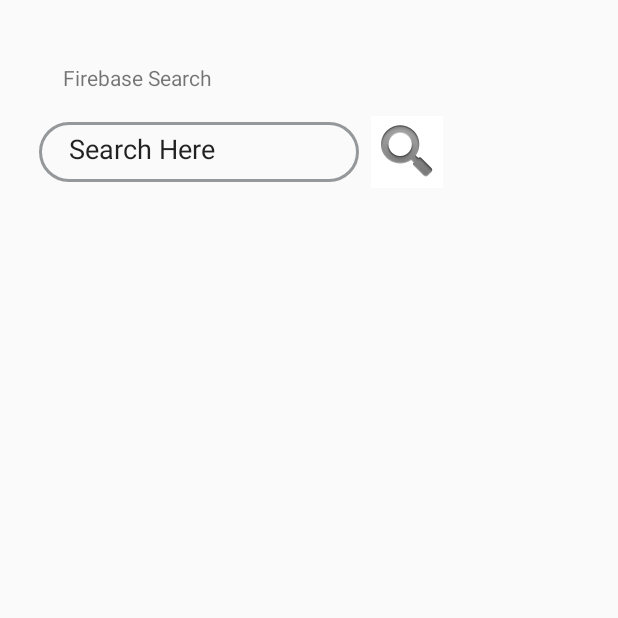
After one commit to leventen95/Dagmamma, an Android app: the SearchActivity screen opened directly, with no data from a screen before it, on a phone screen of 412 x 824 dp, the top half of it. The commit adds this screen. Run offline under Robolectric (Android 15) with nearby library versions, the phone set to English and light mode, and no system bars; our stand-ins replace Firebase (no records; nobody signed in at launch, a user with empty details on screens opened directly).

Commit message:
Laget SearchActivity

```diff
--- a/app/build.gradle
+++ b/app/build.gradle
@@ -30,5 +30,7 @@ dependencies {
     implementation 'com.google.firebase:firebase-core:16.0.1'
     implementation 'com.android.support:design:28.0.0'
     implementation 'com.firebaseui:firebase-ui-database:4.2.0'
+    implementation 'com.github.bumptech.glide:glide:4.0.0'
+    annotationProcessor 'com.github.bumptech.glide:compiler:4.0.0'
 }
 apply plugin: 'com.google.gms.google-services'
--- a/app/src/main/AndroidManifest.xml
+++ b/app/src/main/AndroidManifest.xml
@@ -24,7 +24,8 @@
             android:resource="@xml/message_rounded_borders_layout" />
 
         <activity android:name=".RedigerSideActivity" />
-        <activity android:name=".RegistrerActivity"></activity>
+        <activity android:name=".RegistrerActivity" />
+        <activity android:name=".SearchActivity"></activity>
     </application>
 
 </manifest>
--- /dev/null
+++ b/app/src/main/java/no/hiof/leventen/actionbar/SearchActivity.java
@@ -0,0 +1,103 @@
+package no.hiof.leventen.actionbar;
+
+import android.content.Context;
+import android.support.annotation.NonNull;
+import android.support.v7.app.AppCompatActivity;
+import android.os.Bundle;
+import android.support.v7.widget.LinearLayoutManager;
+import android.support.v7.widget.RecyclerView;
+import android.view.View;
+import android.view.ViewGroup;
+import android.widget.EditText;
+import android.widget.ImageButton;
+import android.widget.ImageView;
+import android.widget.TextView;
+
+import com.bumptech.glide.Glide;
+import com.firebase.ui.database.FirebaseRecyclerAdapter;
+import com.firebase.ui.database.FirebaseRecyclerOptions;
+import com.google.firebase.database.DatabaseReference;
+import com.google.firebase.database.FirebaseDatabase;
+import com.google.firebase.database.Query;
+
+import no.hiof.leventen.actionbar.Test.Users;
+
+public class SearchActivity extends AppCompatActivity {
+    private EditText searchField;
+    private ImageButton searchBtn;
+    private RecyclerView recyclerView;
+    private DatabaseReference mUserDatabase;
+
+
+    @Override
+    protected void onCreate(Bundle savedInstanceState) {
+        super.onCreate(savedInstanceState);
+        setContentView(R.layout.activity_search);
+
+        mUserDatabase = FirebaseDatabase.getInstance().getReference("users");
+
+        searchField = (EditText) findViewById(R.id.search_field);
+        searchBtn = (ImageButton) findViewById(R.id.imageButton);
+        recyclerView = (RecyclerView) findViewById(R.id.result_list);
+        recyclerView.setHasFixedSize(true);
+        recyclerView.setLayoutManager(new LinearLayoutManager(this));
+
+        searchBtn.setOnClickListener(new View.OnClickListener() {
+            @Override
+            public void onClick(View v) {
+                firebaseUserSearch();
+            }
+        });
+    }
+
+    private void firebaseUserSearch() {
+        Query query = mUserDatabase;
+
+        FirebaseRecyclerOptions<Users> options = new FirebaseRecyclerOptions.Builder<Users>()
+                .setQuery(query,Users.class)
+                .build();
+        FirebaseRecyclerAdapter<Users, UsersViewHolder> firebaseRecyclerAdapter = new FirebaseRecyclerAdapter<Users,
+                UsersViewHolder>(
+                options) {
+            @Override
+            protected void onBindViewHolder(@NonNull UsersViewHolder viewHolder, int position, @NonNull Users model) {
+
+                viewHolder.setDetails(getApplicationContext(),model.getName(), model.getDescription(), model.getImage());
+
+            }
+
+            @NonNull
+            @Override
+            public UsersViewHolder onCreateViewHolder(@NonNull ViewGroup viewGroup, int i) {
+                return null;
+            }
+        };
+
+        recyclerView.setAdapter(firebaseRecyclerAdapter);
+    }
+
+    public static class UsersViewHolder extends RecyclerView.ViewHolder{
+
+        View mView;
+
+        public UsersViewHolder(@NonNull View itemView) {
+            super(itemView);
+
+            mView = itemView;
+        }
+
+        public void setDetails(Context context, String userName, String description, String userImage){
+            TextView user_name = (TextView) mView.findViewById(R.id.person_name);
+            TextView user_description = (TextView) mView.findViewById(R.id.textViewDescription);
+            ImageView user_image = (ImageView) mView.findViewById(R.id.imageView);
+
+            user_name.setText(userName);
+            user_description.setText(description);
+
+            Glide.with(context).load(userImage).into(user_image);
+
+        }
+
+
+    }
+}
--- a/app/src/main/res/layout/activity_main.xml
+++ b/app/src/main/res/layout/activity_main.xml
@@ -29,6 +29,12 @@
         android:layout_alignParentStart="true"
         android:layout_alignParentTop="true">
 
+        <Button
+            android:id="@+id/goToSearchBtn"
+            android:layout_width="wrap_content"
+            android:layout_height="wrap_content"
+            android:onClick="navigateToSearch"
+            android:text="Go to search" />
     </FrameLayout>
 
 
--- /dev/null
+++ b/app/src/main/res/layout/activity_search.xml
@@ -0,0 +1,56 @@
+<?xml version="1.0" encoding="utf-8"?>
+<android.support.constraint.ConstraintLayout xmlns:android="http://schemas.android.com/apk/res/android"
+    xmlns:app="http://schemas.android.com/apk/res-auto"
+    xmlns:tools="http://schemas.android.com/tools"
+    android:layout_width="match_parent"
+    android:layout_height="match_parent"
+    android:padding="10dp"
+    tools:context=".SearchActivity">
+
+    <TextView
+        android:id="@+id/textView"
+        android:layout_width="wrap_content"
+        android:layout_height="wrap_content"
+        android:layout_marginStart="32dp"
+        android:layout_marginTop="32dp"
+        android:text="Firebase Search"
+        app:layout_constraintStart_toStartOf="parent"
+        app:layout_constraintTop_toTopOf="parent" />
+
+    <EditText
+        android:id="@+id/search_field"
+        android:layout_width="wrap_content"
+        android:layout_height="40dp"
+        android:layout_marginStart="16dp"
+        android:layout_marginTop="20dp"
+        android:background="@layout/search_layout"
+        android:ems="10"
+        android:inputType="textPersonName"
+        android:paddingLeft="20dp"
+        android:paddingTop="10dp"
+        android:paddingRight="20dp"
+        android:paddingBottom="10dp"
+        android:text="Search Here"
+        app:layout_constraintStart_toStartOf="parent"
+        app:layout_constraintTop_toBottomOf="@+id/textView" />
+
+    <ImageButton
+        android:id="@+id/imageButton"
+        android:layout_width="wrap_content"
+        android:layout_height="wrap_content"
+        android:layout_marginStart="8dp"
+        android:background="@android:color/white"
+        app:layout_constraintBottom_toBottomOf="@+id/search_field"
+        app:layout_constraintStart_toEndOf="@+id/search_field"
+        app:layout_constraintTop_toTopOf="@+id/search_field"
+        app:srcCompat="@android:drawable/ic_search_category_default" />
+
+    <android.support.v7.widget.RecyclerView
+        android:id="@+id/result_list"
+        android:layout_width="match_parent"
+        android:layout_height="499dp"
+        android:layout_marginTop="40dp"
+        app:layout_constraintEnd_toEndOf="parent"
+        app:layout_constraintStart_toStartOf="parent"
+        app:layout_constraintTop_toBottomOf="@+id/search_field"></android.support.v7.widget.RecyclerView>
+</android.support.constraint.ConstraintLayout>
--- /dev/null
+++ b/app/src/main/res/layout/search_outline.xml
@@ -0,0 +1,5 @@
+<?xml version="1.0" encoding="utf-8"?>
+<shape xmlns:android="http://schemas.android.com/apk/res/android"
+    android:layout_width="match_parent" android:layout_height="match_parent">
+
+</shape>
--- a/app/src/main/res/values/styles.xml
+++ b/app/src/main/res/values/styles.xml
@@ -1,7 +1,7 @@
 <resources>
 
     <!-- Base application theme. -->
-    <style name="AppTheme" parent="Base.Theme.AppCompat.Light">
+    <style name="AppTheme" parent="Theme.AppCompat.Light.NoActionBar">
         <!-- Customize your theme here. -->
         <item name="colorPrimary">@color/colorPrimary</item>
         <item name="colorPrimaryDark">@color/colorPrimaryDark</item>
--- a/build.gradle
+++ b/build.gradle
@@ -5,6 +5,7 @@ buildscript {
     repositories {
         google()
         jcenter()
+        mavenCentral()
     }
     dependencies {
         classpath 'com.android.tools.build:gradle:3.2.1'
```
Also changed, not shown: app/src/main/java/no/hiof/leventen/actionbar/MainActivity.java (+15 -0 lines), app/src/main/java/no/hiof/leventen/actionbar/Test/Users.java (added, +39 -0 lines), app/src/main/res/layout/search_layout.xml (added, +9 -0 lines).
